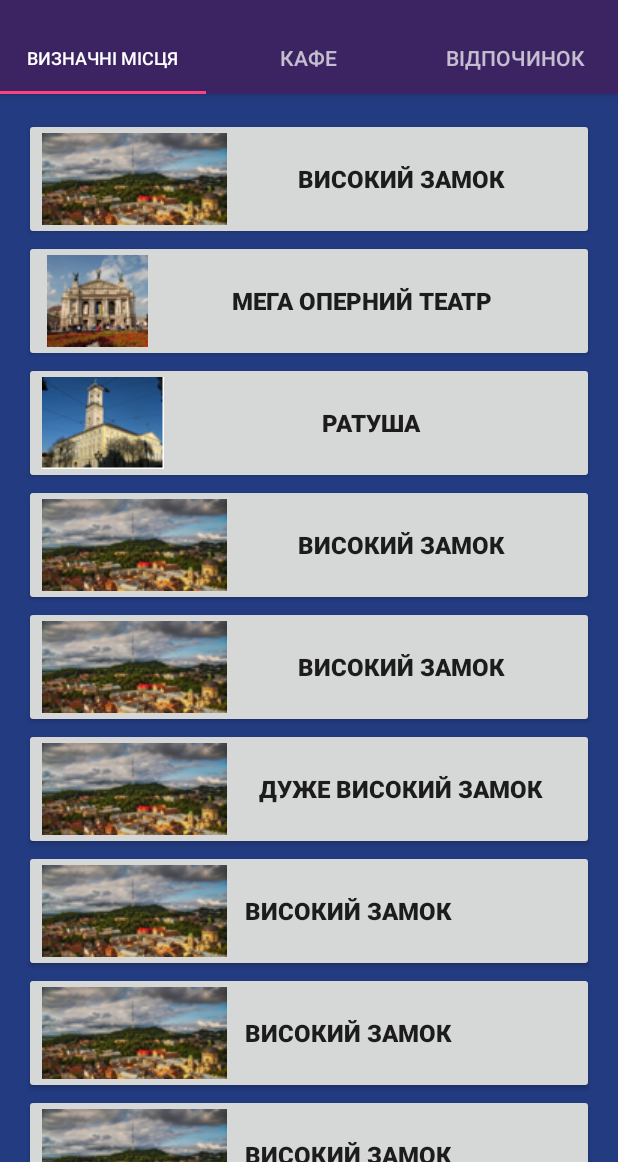
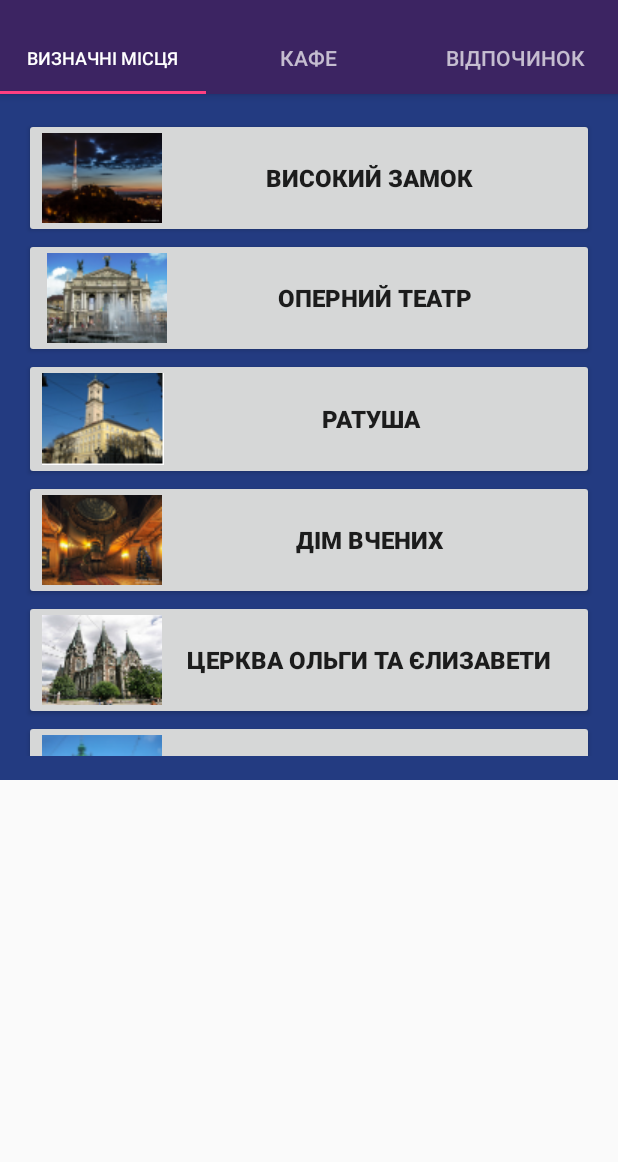
Before and after one commit to VabiCom/Your-Lviv, an Android app: the screen it shows after launch (MainActivity), on a phone screen of 412 x 824 dp, the part 74-1236 px from its top. Run offline under Robolectric (Android 15) with nearby library versions, the light colour scheme and no system bars; 3 statements that could not run were skipped.

Commit message:
Fix&Add№1
Fix(layout)-Ivan
Add(description for tab1)-Bogdan

```diff
--- a/app/build.gradle
+++ b/app/build.gradle
@@ -27,4 +27,5 @@ dependencies {
     compile 'com.android.support:appcompat-v7:25.0.0'
     compile 'com.android.support:design:25.0.0'
     testCompile 'junit:junit:4.12'
+    compile 'com.google.android.gms:play-services-appindexing:8.4.0'
 }
--- a/app/src/main/AndroidManifest.xml
+++ b/app/src/main/AndroidManifest.xml
@@ -17,7 +17,11 @@
 
                 <category android:name="android.intent.category.LAUNCHER" />
             </intent-filter>
-        </activity>
+        </activity><!-- ATTENTION: This was auto-generated to add Google Play services to your project for
+     App Indexing.  See https://g.co/AppIndexing/AndroidStudio for more information. -->
+        <meta-data
+            android:name="com.google.android.gms.version"
+            android:value="@integer/google_play_services_version" />
     </application>
 
 </manifest>
--- a/app/src/main/java/com/example/i1/test_9/MainActivity.java
+++ b/app/src/main/java/com/example/i1/test_9/MainActivity.java
@@ -1,6 +1,9 @@
 package com.example.i1.test_9;
 
+import android.net.Uri;
 import android.support.design.widget.TabLayout;
+import android.support.v4.app.FragmentStatePagerAdapter;
+import android.support.v4.view.PagerAdapter;
 import android.support.v7.app.AppCompatActivity;
 import android.support.v7.widget.Toolbar;
 import android.support.v4.app.Fragment;
@@ -11,16 +14,21 @@ import android.os.Bundle;
 import android.view.Menu;
 import android.view.MenuItem;
 
+import com.google.android.gms.appindexing.Action;
+import com.google.android.gms.appindexing.AppIndex;
+import com.google.android.gms.appindexing.Thing;
+import com.google.android.gms.common.api.GoogleApiClient;
+
 
 public class MainActivity extends AppCompatActivity {
 
     /**
-     * The {@link android.support.v4.view.PagerAdapter} that will provide
+     * The {@link PagerAdapter} that will provide
      * fragments for each of the sections. We use a
      * {@link FragmentPagerAdapter} derivative, which will keep every
      * loaded fragment in memory. If this becomes too memory intensive, it
      * may be best to switch to a
-     * {@link android.support.v4.app.FragmentStatePagerAdapter}.
+     * {@link FragmentStatePagerAdapter}.
      */
     private SectionsPagerAdapter mSectionsPagerAdapter;
 
@@ -28,6 +36,11 @@ public class MainActivity extends AppCompatActivity {
      * The {@link ViewPager} that will host the section contents.
      */
     private ViewPager mViewPager;
+    /**
+     * ATTENTION: This was auto-generated to implement the App Indexing API.
+     * See https://g.co/AppIndexing/AndroidStudio for more information.
+     */
+    private GoogleApiClient client;
 
     @Override
     protected void onCreate(Bundle savedInstanceState) {
@@ -48,7 +61,9 @@ public class MainActivity extends AppCompatActivity {
         tabLayout.setupWithViewPager(mViewPager);
 
 
-
+        // ATTENTION: This was auto-generated to implement the App Indexing API.
+        // See https://g.co/AppIndexing/AndroidStudio for more information.
+        client = new GoogleApiClient.Builder(this).addApi(AppIndex.API).build();
     }
 
 
@@ -74,7 +89,41 @@ public class MainActivity extends AppCompatActivity {
         return super.onOptionsItemSelected(item);
     }
 
+    /**
+     * ATTENTION: This was auto-generated to implement the App Indexing API.
+     * See https://g.co/AppIndexing/AndroidStudio for more information.
+     */
+    public Action getIndexApiAction() {
+        Thing object = new Thing.Builder()
+                .setName("Main Page") // TODO: Define a title for the content shown.
+                // TODO: Make sure this auto-generated URL is correct.
+                .setUrl(Uri.parse("http://[ENTER-YOUR-URL-HERE]"))
+                .build();
+        return new Action.Builder(Action.TYPE_VIEW)
+                .setObject(object)
+                .setActionStatus(Action.STATUS_TYPE_COMPLETED)
+                .build();
+    }
 
+    @Override
+    public void onStart() {
+        super.onStart();
+
+        // ATTENTION: This was auto-generated to implement the App Indexing API.
+        // See https://g.co/AppIndexing/AndroidStudio for more information.
+        client.connect();
+        AppIndex.AppIndexApi.start(client, getIndexApiAction());
+    }
+
+    @Override
+    public void onStop() {
+        super.onStop();
+
+        // ATTENTION: This was auto-generated to implement the App Indexing API.
+        // See https://g.co/AppIndexing/AndroidStudio for more information.
+        AppIndex.AppIndexApi.end(client, getIndexApiAction());
+        client.disconnect();
+    }
 
 
     /**
@@ -91,7 +140,7 @@ public class MainActivity extends AppCompatActivity {
         public Fragment getItem(int position) {
             switch (position) {
                 case 0:
-                  Tab_1 tab1 = new Tab_1();
+                    Tab_1 tab1 = new Tab_1();
                     return tab1;
                 case 1:
                     Tab_2 tab2 = new Tab_2();
--- a/app/src/main/res/layout/activity_main.xml
+++ b/app/src/main/res/layout/activity_main.xml
@@ -35,7 +35,7 @@
     <android.support.v4.view.ViewPager
         android:id="@+id/container"
         android:layout_width="match_parent"
-        android:layout_height="match_parent"
-        app:layout_behavior="@string/appbar_scrolling_view_behavior"/>
+        app:layout_behavior="@string/appbar_scrolling_view_behavior"
+        android:layout_height="457dp" />
 
 </android.support.design.widget.CoordinatorLayout>
--- a/app/src/main/res/layout/tab1.xml
+++ b/app/src/main/res/layout/tab1.xml
@@ -12,12 +12,15 @@
 
     <ScrollView
         android:layout_width="match_parent"
-        android:layout_height="match_parent">
+        android:layout_height="match_parent"
+        android:layout_alignParentTop="true"
+        android:layout_alignParentStart="true">
 
         <LinearLayout
             android:layout_width="match_parent"
             android:layout_height="wrap_content"
-            android:orientation="vertical" >
+            android:orientation="vertical"
+            android:weightSum="1">
 
             <Button
                 android:id="@+id/button"
@@ -27,19 +30,19 @@
                 android:textStyle="bold"
                 android:textSize="16sp"
                 android:layout_height="wrap_content"
-                android:drawableLeft="@drawable/creenshot_1"
+                android:drawableLeft="@drawable/zamok"
                 android:layout_alignParentBottom="true"
-                android:layout_alignParentEnd="true" />
+                android:layout_alignParentEnd="true"/>
 
             <Button
                 android:id="@+id/button1"
                 android:layout_width="match_parent"
-                android:text="Мега оперний театр"
+                android:text=" оперний театр"
                 android:textStyle="bold"
                 android:textSize="16sp"
                 android:layout_height="wrap_content"
-                android:drawableLeft="@drawable/opernuy"
-                android:paddingLeft="15dp" />
+                android:drawableLeft="@drawable/opera_80"
+                android:paddingLeft="15dp"/>
 
             <Button
                 android:id="@+id/button2"
@@ -49,67 +52,59 @@
                 android:textStyle="bold"
                 android:textSize="16sp"
                 android:layout_height="wrap_content"
-                android:drawableLeft="@drawable/ratusha" />
+                android:drawableLeft="@drawable/ratusha"/>
 
             <Button
                 android:id="@+id/button3"
                 android:layout_width="match_parent"
-                android:text="Високий замок"
+                android:text="Дім вчених"
                 android:gravity="center|center_vertical"
                 android:textStyle="bold"
                 android:textSize="16sp"
                 android:layout_height="wrap_content"
-                android:drawableLeft="@drawable/creenshot_1" />
+                android:drawableLeft="@drawable/dim_80x60"/>
 
             <Button
                 android:id="@+id/button4"
                 android:layout_width="match_parent"
-                android:text="Високий замок"
+                android:text="Церква Ольги та Єлизавети"
                 android:gravity="center|center_vertical"
                 android:textStyle="bold"
                 android:textSize="16sp"
                 android:layout_height="wrap_content"
-                android:drawableLeft="@drawable/creenshot_1" />
+                android:drawableLeft="@drawable/olga" />
 
             <Button
                 android:id="@+id/button5"
                 android:layout_width="match_parent"
-                android:text="Дуже Високий замок"
+                android:text="Успенська церква"
                 android:gravity="center|center_vertical"
                 android:textStyle="bold"
                 android:textSize="16sp"
                 android:layout_height="wrap_content"
-                android:drawableLeft="@drawable/creenshot_1" />
+                android:drawableLeft="@drawable/cobor" />
 
             <Button
                 android:id="@+id/button6"
                 android:layout_width="match_parent"
-                android:text="   Високий замок"
-                android:gravity="left|center_vertical"
+                android:text="латинський собор  "
+                android:gravity="center|center_vertical"
                 android:textStyle="bold"
                 android:textSize="16sp"
                 android:layout_height="wrap_content"
-                android:drawableLeft="@drawable/creenshot_1"/>
+                android:drawableLeft="@drawable/latt"/>
 
             <Button
                 android:id="@+id/button7"
                 android:layout_width="match_parent"
-                android:text="   Високий замок"
-                android:gravity="left|center_vertical"
+                android:text="   аптека-музей"
+                android:gravity="center|center_vertical"
                 android:textStyle="bold"
                 android:textSize="16sp"
                 android:layout_height="wrap_content"
-                android:drawableLeft="@drawable/creenshot_1"/>
+                android:drawableLeft="@drawable/apteka"
+                android:layout_weight="0.01" />
 
-            <Button
-                android:id="@+id/button8"
-                android:layout_width="match_parent"
-                android:text="   Високий замок"
-                android:gravity="left|center_vertical"
-                android:textStyle="bold"
-                android:textSize="16sp"
-                android:layout_height="wrap_content"
-                android:drawableLeft="@drawable/creenshot_1"/>
         </LinearLayout>
     </ScrollView>
 
--- a/app/src/main/res/layout/tab2.xml
+++ b/app/src/main/res/layout/tab2.xml
@@ -1,4 +1,5 @@
 <RelativeLayout xmlns:android="http://schemas.android.com/apk/res/android"
+    xmlns:app="http://schemas.android.com/apk/res-auto"
     xmlns:tools="http://schemas.android.com/tools"
     android:layout_width="match_parent"
     android:layout_height="match_parent"
```
Also changed, not shown: app/src/main/res/values/strings.xml (+39 -3 lines), app/src/main/res/drawable/apteka.png (added), app/src/main/res/drawable/cobor.png (added), app/src/main/res/drawable/dim_80x60.png (added), app/src/main/res/drawable/hous.png (added), app/src/main/res/drawable/latt.png (added), app/src/main/res/drawable/olga.png (added), app/src/main/res/drawable/opera_80.png (added), app/src/main/res/drawable/zamok.png (added), 4 other files.
